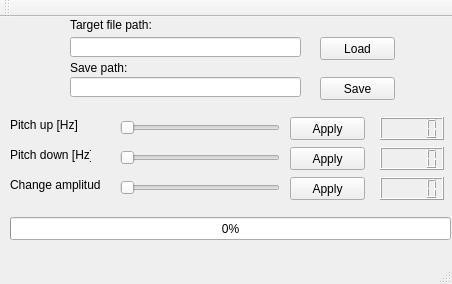
This is GUIMusicEqualiser/GUIMusicEqualiser.ui in Phyteon/MusicEqualiser1 as Qt 5 draws it before an edit. The edited form follows.
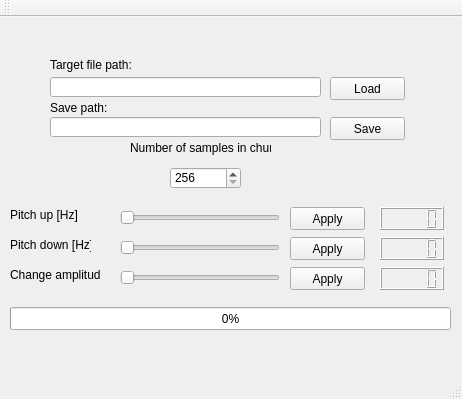
This is the edited form.

Commit message: Added functionality to some elements of GUI

Diff of the .ui file:
```diff
--- a/GUIMusicEqualiser/GUIMusicEqualiser.ui
+++ b/GUIMusicEqualiser/GUIMusicEqualiser.ui
@@ -6,8 +6,8 @@
    <rect>
     <x>0</x>
     <y>0</y>
-    <width>452</width>
-    <height>284</height>
+    <width>462</width>
+    <height>399</height>
    </rect>
   </property>
   <property name="windowTitle">
@@ -17,9 +17,9 @@
    <widget class="QLineEdit" name="targetText">
     <property name="geometry">
      <rect>
-      <x>70</x>
-      <y>20</y>
-      <width>231</width>
+      <x>50</x>
+      <y>60</y>
+      <width>271</width>
       <height>20</height>
      </rect>
     </property>
@@ -27,8 +27,8 @@
    <widget class="QLabel" name="label">
     <property name="geometry">
      <rect>
-      <x>70</x>
-      <y>0</y>
+      <x>50</x>
+      <y>40</y>
       <width>191</width>
       <height>16</height>
      </rect>
@@ -40,8 +40,8 @@
    <widget class="QLabel" name="label_2">
     <property name="geometry">
      <rect>
-      <x>70</x>
-      <y>40</y>
+      <x>50</x>
+      <y>80</y>
       <width>81</width>
       <height>21</height>
      </rect>
@@ -53,9 +53,9 @@
    <widget class="QLineEdit" name="saveText">
     <property name="geometry">
      <rect>
-      <x>70</x>
-      <y>60</y>
-      <width>231</width>
+      <x>50</x>
+      <y>100</y>
+      <width>271</width>
       <height>20</height>
      </rect>
     </property>
@@ -64,7 +64,7 @@
     <property name="geometry">
      <rect>
       <x>120</x>
-      <y>100</y>
+      <y>190</y>
       <width>160</width>
       <height>22</height>
      </rect>
@@ -80,7 +80,7 @@
     <property name="geometry">
      <rect>
       <x>290</x>
-      <y>100</y>
+      <y>190</y>
       <width>75</width>
       <height>23</height>
      </rect>
@@ -93,7 +93,7 @@
     <property name="geometry">
      <rect>
       <x>120</x>
-      <y>130</y>
+      <y>220</y>
       <width>160</width>
       <height>22</height>
      </rect>
@@ -109,7 +109,7 @@
     <property name="geometry">
      <rect>
       <x>290</x>
-      <y>130</y>
+      <y>220</y>
       <width>75</width>
       <height>23</height>
      </rect>
@@ -122,7 +122,7 @@
     <property name="geometry">
      <rect>
       <x>120</x>
-      <y>160</y>
+      <y>250</y>
       <width>160</width>
       <height>22</height>
      </rect>
@@ -138,7 +138,7 @@
     <property name="geometry">
      <rect>
       <x>290</x>
-      <y>160</y>
+      <y>250</y>
       <width>75</width>
       <height>23</height>
      </rect>
@@ -151,7 +151,7 @@
     <property name="geometry">
      <rect>
       <x>10</x>
-      <y>100</y>
+      <y>190</y>
       <width>71</width>
       <height>16</height>
      </rect>
@@ -164,7 +164,7 @@
     <property name="geometry">
      <rect>
       <x>10</x>
-      <y>130</y>
+      <y>220</y>
       <width>81</width>
       <height>16</height>
      </rect>
@@ -177,7 +177,7 @@
     <property name="geometry">
      <rect>
       <x>10</x>
-      <y>160</y>
+      <y>250</y>
       <width>91</width>
       <height>16</height>
      </rect>
@@ -190,7 +190,7 @@
     <property name="geometry">
      <rect>
       <x>380</x>
-      <y>100</y>
+      <y>190</y>
       <width>64</width>
       <height>23</height>
      </rect>
@@ -200,7 +200,7 @@
     <property name="geometry">
      <rect>
       <x>380</x>
-      <y>130</y>
+      <y>220</y>
       <width>64</width>
       <height>23</height>
      </rect>
@@ -210,7 +210,7 @@
     <property name="geometry">
      <rect>
       <x>380</x>
-      <y>160</y>
+      <y>250</y>
       <width>64</width>
       <height>23</height>
      </rect>
@@ -220,7 +220,7 @@
     <property name="geometry">
      <rect>
       <x>10</x>
-      <y>200</y>
+      <y>290</y>
       <width>441</width>
       <height>23</height>
      </rect>
@@ -232,8 +232,8 @@
    <widget class="QPushButton" name="loadButton">
     <property name="geometry">
      <rect>
-      <x>320</x>
-      <y>20</y>
+      <x>330</x>
+      <y>60</y>
       <width>75</width>
       <height>23</height>
      </rect>
@@ -245,8 +245,8 @@
    <widget class="QPushButton" name="saveButton">
     <property name="geometry">
      <rect>
-      <x>320</x>
-      <y>60</y>
+      <x>330</x>
+      <y>100</y>
       <width>75</width>
       <height>23</height>
      </rect>
@@ -255,6 +255,41 @@
      <string>Save</string>
     </property>
    </widget>
+   <widget class="QLabel" name="label_6">
+    <property name="geometry">
+     <rect>
+      <x>130</x>
+      <y>120</y>
+      <width>141</width>
+      <height>21</height>
+     </rect>
+    </property>
+    <property name="text">
+     <string>Number of samples in chunk</string>
+    </property>
+   </widget>
+   <widget class="QSpinBox" name="sampleInChunk">
+    <property name="geometry">
+     <rect>
+      <x>170</x>
+      <y>150</y>
+      <width>71</width>
+      <height>22</height>
+     </rect>
+    </property>
+    <property name="readOnly">
+     <bool>false</bool>
+    </property>
+    <property name="minimum">
+     <number>256</number>
+    </property>
+    <property name="maximum">
+     <number>2048</number>
+    </property>
+    <property name="singleStep">
+     <number>256</number>
+    </property>
+   </widget>
   </widget>
   <widget class="QMenuBar" name="menuBar">
    <property name="geometry">
```
Left out of the diff: 14 changed lines with no effect on the pictures. The commit also changes 6 other files.
